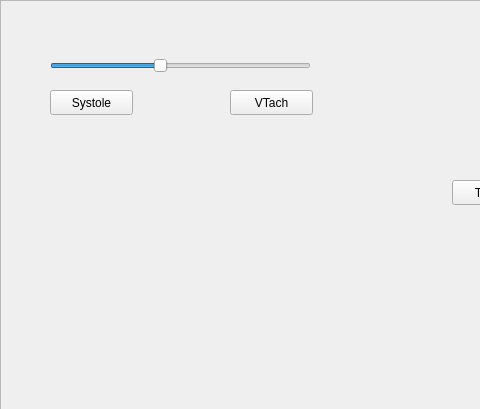
Before: the Qt Designer form AED_Simulator/testwindow.ui in GrewalCreator/AED-Simulator, drawn with Qt 5; both pictures show x 0 to 480 and y 0 to 409 of the 1010 by 409 pixel window.
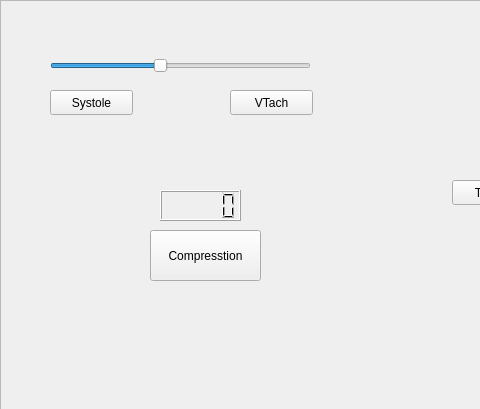
After: the same form once the commit is applied.

Commit message: Added compresstionButton and compresstionNumber into testwindow.ui. Also created a function called handleCompresstionButtonPress inside testwindow.cpp that will update the compresstionNumber

Diff of the .ui file:
```diff
--- a/AED_Simulator/testwindow.ui
+++ b/AED_Simulator/testwindow.ui
@@ -138,6 +138,29 @@
      <string>Toggle Pad-AED Connection</string>
     </property>
    </widget>
+   <widget class="QLCDNumber" name="compresstionNumber">
+    <property name="geometry">
+     <rect>
+      <x>160</x>
+      <y>190</y>
+      <width>81</width>
+      <height>31</height>
+     </rect>
+    </property>
+   </widget>
+   <widget class="QPushButton" name="compressionButton">
+    <property name="geometry">
+     <rect>
+      <x>150</x>
+      <y>230</y>
+      <width>111</width>
+      <height>51</height>
+     </rect>
+    </property>
+    <property name="text">
+     <string>Compresstion</string>
+    </property>
+   </widget>
   </widget>
  </widget>
  <resources/>
```
The commit also changes 2 other files.
